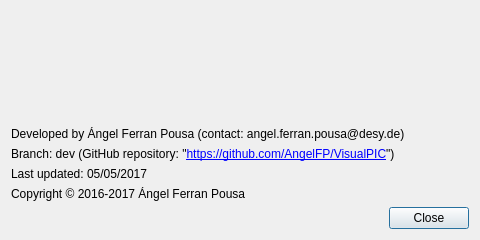
Qt form VisualPIC/Views/aboutWindow.ui (AngelFP/VisualPIC) before a commit.
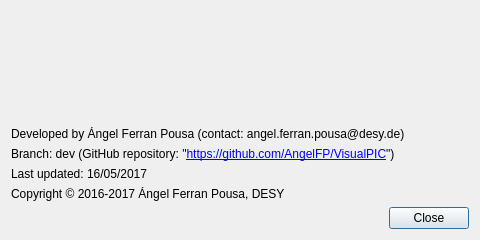
The same form after that commit. Icons and pictures are not drawn.

Commit message: Added DESY to copyright.

Diff of the .ui file:
```diff
--- a/VisualPIC/Views/aboutWindow.ui
+++ b/VisualPIC/Views/aboutWindow.ui
@@ -102,14 +102,14 @@
    <item>
     <widget class="QLabel" name="label_3">
      <property name="text">
-      <string>Last updated: 05/05/2017</string>
+      <string>Last updated: 16/05/2017</string>
      </property>
     </widget>
    </item>
    <item>
     <widget class="QLabel" name="label_4">
      <property name="text">
-      <string>Copyright © 2016-2017 Ángel Ferran Pousa</string>
+      <string>Copyright © 2016-2017 Ángel Ferran Pousa, DESY</string>
      </property>
     </widget>
    </item>
```
The commit also changes 34 other files.
